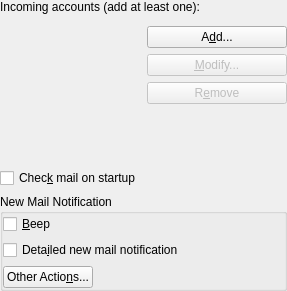
First picture: the form in kmail/ui/accountspagereceivingtab.ui, repository chusopr/kdepim-ktimetracker-akonadi, before the edit.
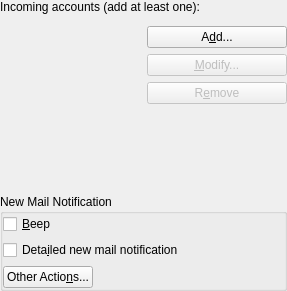
Second picture: the form after the edit. Custom widgets are drawn as their Qt base class.

Commit message: configure dialog: remove the original generic checkmail on startup button

What changed in the file:
```diff
--- a/kmail/ui/accountspagereceivingtab.ui
+++ b/kmail/ui/accountspagereceivingtab.ui
@@ -74,13 +74,6 @@
        </item>
       </layout>
      </item>
-     <item>
-      <widget class="QCheckBox" name="mCheckmailStartupCheck">
-       <property name="text">
-        <string>Chec&amp;k mail on startup</string>
-       </property>
-      </widget>
-     </item>
      <item>
       <widget class="QGroupBox" name="group">
        <property name="title">
```
The commit also changes 1 other file.
